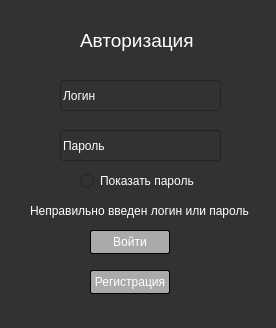
First picture: the form in autorization.ui, repository artik0811/ud_kursach, before the edit.
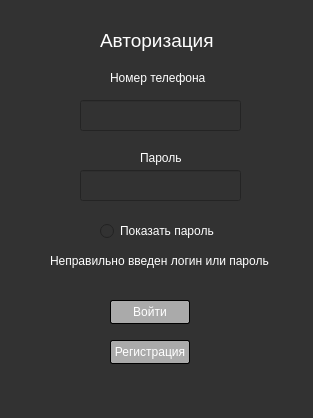
Second picture: the form after the edit.

Commit message: Таблицы услуги, сотрудник, студия, логин

The edit to the form file:
```diff
--- a/autorization.ui
+++ b/autorization.ui
@@ -6,8 +6,8 @@
    <rect>
     <x>0</x>
     <y>0</y>
-    <width>276</width>
-    <height>328</height>
+    <width>313</width>
+    <height>418</height>
    </rect>
   </property>
   <property name="windowTitle">
@@ -19,8 +19,8 @@
   <widget class="QPushButton" name="pushButton">
    <property name="geometry">
     <rect>
-     <x>90</x>
-     <y>230</y>
+     <x>110</x>
+     <y>300</y>
      <width>80</width>
      <height>24</height>
     </rect>
@@ -45,7 +45,7 @@
   <widget class="QLabel" name="label">
    <property name="geometry">
     <rect>
-     <x>80</x>
+     <x>100</x>
      <y>20</y>
      <width>121</width>
      <height>41</height>
@@ -66,8 +66,8 @@
   <widget class="QLineEdit" name="lineEdit">
    <property name="geometry">
     <rect>
-     <x>60</x>
-     <y>80</y>
+     <x>80</x>
+     <y>100</y>
      <width>161</width>
      <height>31</height>
     </rect>
@@ -76,14 +76,14 @@
     <string notr="true">color: rgb(255,255,255)</string>
    </property>
    <property name="text">
-    <string>Логин</string>
+    <string/>
    </property>
   </widget>
   <widget class="QLineEdit" name="lineEdit_2">
    <property name="geometry">
     <rect>
-     <x>60</x>
-     <y>130</y>
+     <x>80</x>
+     <y>170</y>
      <width>161</width>
      <height>31</height>
     </rect>
@@ -92,7 +92,7 @@
     <string notr="true">color: rgb(255,255,255)</string>
    </property>
    <property name="text">
-    <string>Пароль</string>
+    <string/>
    </property>
   </widget>
   <widget class="QLabel" name="label_2">
@@ -101,8 +101,8 @@
    </property>
    <property name="geometry">
     <rect>
-     <x>30</x>
-     <y>200</y>
+     <x>50</x>
+     <y>250</y>
      <width>231</width>
      <height>21</height>
     </rect>
@@ -117,8 +117,8 @@
   <widget class="QPushButton" name="pushButton_2">
    <property name="geometry">
     <rect>
-     <x>90</x>
-     <y>270</y>
+     <x>110</x>
+     <y>340</y>
      <width>80</width>
      <height>24</height>
     </rect>
@@ -143,8 +143,8 @@
   <widget class="QRadioButton" name="radioButton">
    <property name="geometry">
     <rect>
-     <x>80</x>
-     <y>170</y>
+     <x>100</x>
+     <y>220</y>
      <width>131</width>
      <height>22</height>
     </rect>
@@ -156,6 +156,38 @@
     <string>Показать пароль</string>
    </property>
   </widget>
+  <widget class="QLabel" name="label_3">
+   <property name="geometry">
+    <rect>
+     <x>110</x>
+     <y>70</y>
+     <width>101</width>
+     <height>16</height>
+    </rect>
+   </property>
+   <property name="styleSheet">
+    <string notr="true">color: rgb(255,255,255)</string>
+   </property>
+   <property name="text">
+    <string>Номер телефона</string>
+   </property>
+  </widget>
+  <widget class="QLabel" name="label_4">
+   <property name="geometry">
+    <rect>
+     <x>140</x>
+     <y>150</y>
+     <width>49</width>
+     <height>16</height>
+    </rect>
+   </property>
+   <property name="styleSheet">
+    <string notr="true">color: rgb(255,255,255)</string>
+   </property>
+   <property name="text">
+    <string>Пароль</string>
+   </property>
+  </widget>
  </widget>
  <resources/>
  <connections/>
```
The commit also changes 33 other files.
